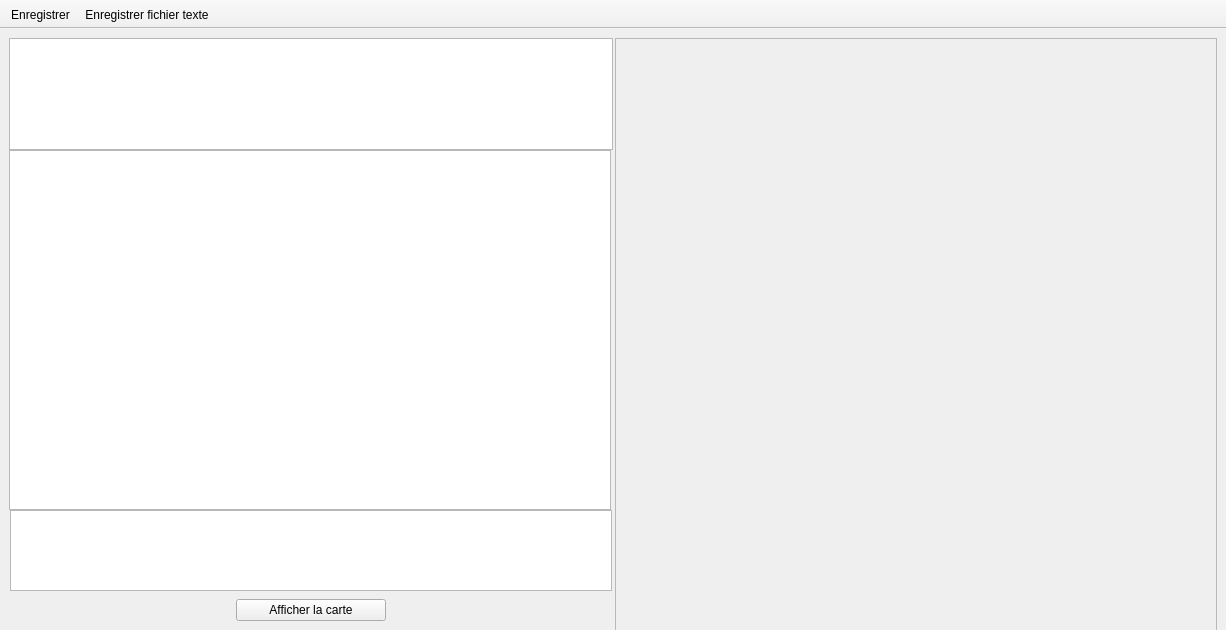
First picture: the form in src/interface/afficherresultats.ui, repository mconsidine/previsat_archive, before the edit.
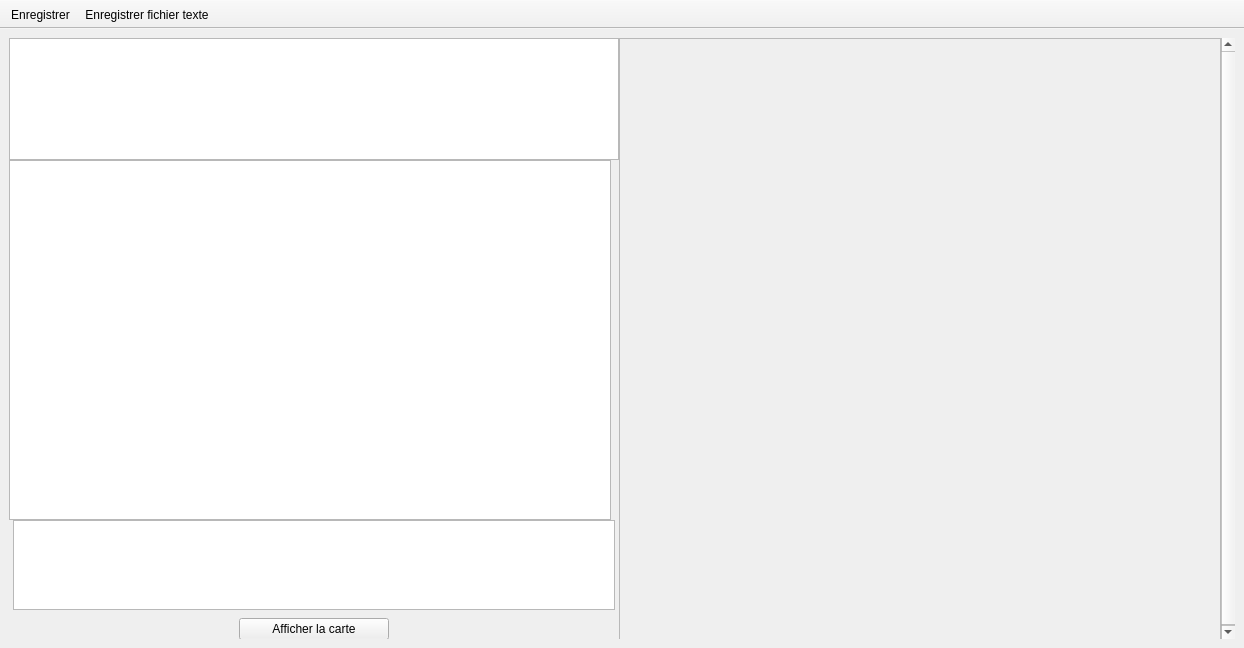
Second picture: the form after the edit. Icons and pictures are not drawn.

```diff
--- a/src/interface/afficherresultats.ui
+++ b/src/interface/afficherresultats.ui
@@ -6,20 +6,20 @@
    <rect>
     <x>0</x>
     <y>0</y>
-    <width>1226</width>
-    <height>630</height>
+    <width>1244</width>
+    <height>648</height>
    </rect>
   </property>
   <property name="minimumSize">
    <size>
-    <width>1226</width>
-    <height>630</height>
+    <width>1244</width>
+    <height>648</height>
    </size>
   </property>
   <property name="maximumSize">
    <size>
-    <width>1226</width>
-    <height>630</height>
+    <width>1244</width>
+    <height>648</height>
    </size>
   </property>
   <property name="windowTitle">
@@ -31,6 +31,45 @@
      <number>2</number>
     </property>
     <item>
+     <widget class="QScrollArea" name="scrollArea">
+      <property name="frameShape">
+       <enum>QFrame::NoFrame</enum>
+      </property>
+      <property name="frameShadow">
+       <enum>QFrame::Plain</enum>
+      </property>
+      <property name="lineWidth">
+       <number>0</number>
+      </property>
+      <property name="widgetResizable">
+       <bool>true</bool>
+      </property>
+      <widget class="QWidget" name="scrollAreaWidgetContents_2">
+       <property name="geometry">
+        <rect>
+         <x>0</x>
+         <y>0</y>
+         <width>1209</width>
+         <height>602</height>
+        </rect>
+       </property>
+       <layout class="QHBoxLayout" name="horizontalLayout_5">
+        <property name="spacing">
+         <number>0</number>
+        </property>
+        <property name="leftMargin">
+         <number>0</number>
+        </property>
+        <property name="topMargin">
+         <number>0</number>
+        </property>
+        <property name="rightMargin">
+         <number>0</number>
+        </property>
+        <property name="bottomMargin">
+         <number>0</number>
+        </property>
+        <item>
      <layout class="QVBoxLayout" name="verticalLayout">
       <property name="spacing">
        <number>0</number>
@@ -167,6 +206,10 @@
         <number>0</number>
        </property>
       </layout>
+         </widget>
+        </item>
+       </layout>
+      </widget>
      </widget>
     </item>
    </layout>
```
Lines whose indentation alone changed are shown as unchanged.
